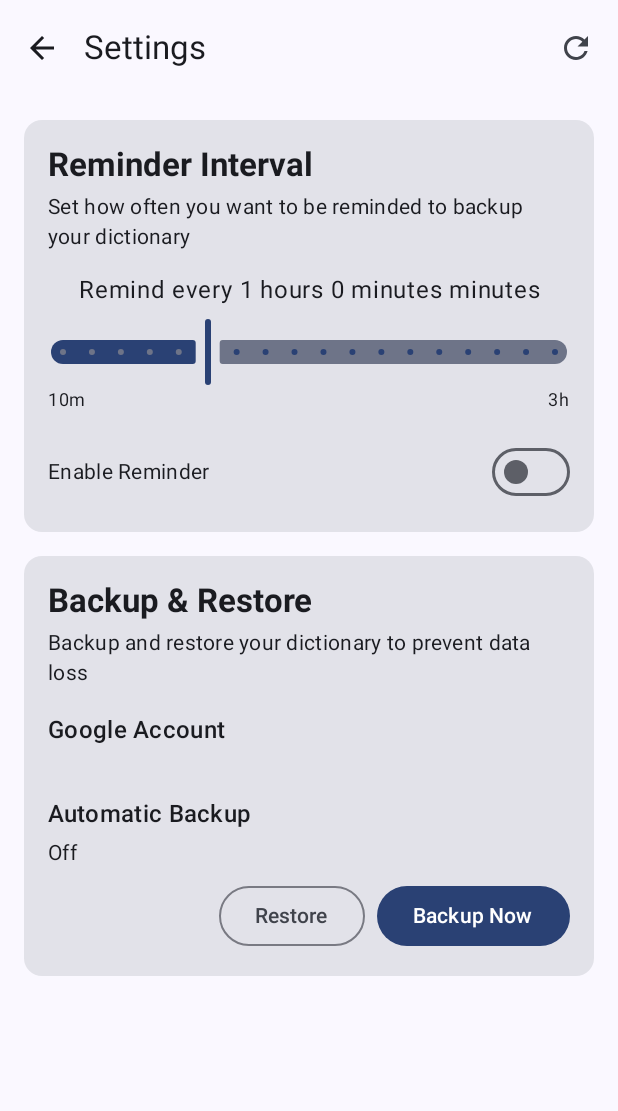
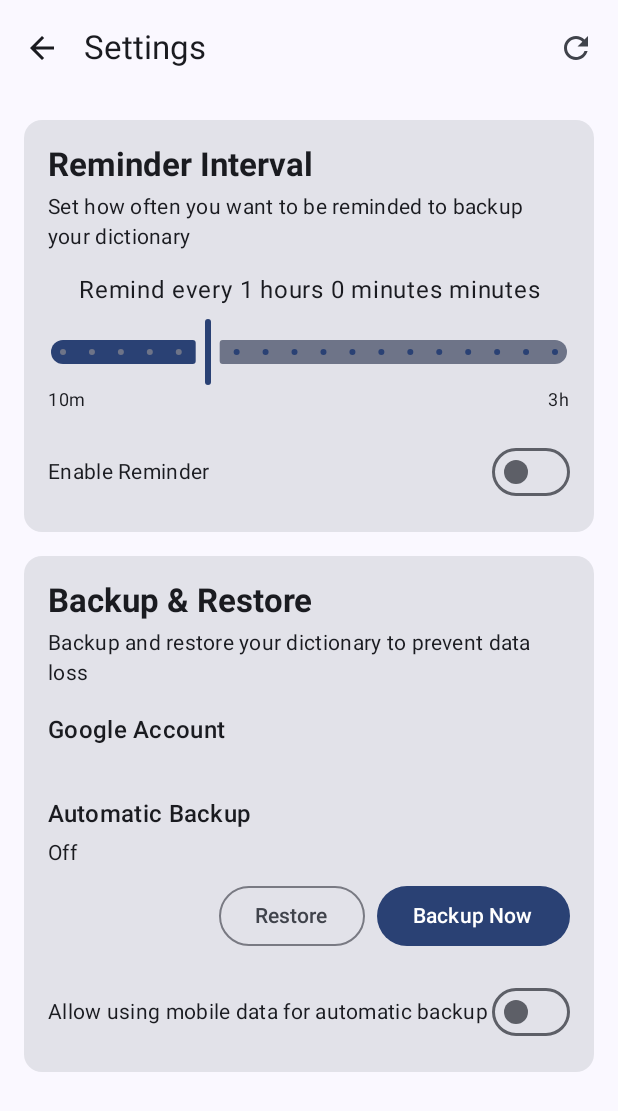
Before and after one commit to mdsadiqueinam/Qamus, an Android app built with Jetpack Compose: the SettingsScreen screen opened through its navigation route, on a phone screen of 412 x 824 dp. Shown: the top 1111 px of the screen. Run offline under Robolectric (Android 15) with nearby library versions, the phone set to English and light mode, and no system bars; our stand-ins replace Dagger/Hilt's generated code, Firebase (no records; nobody signed in at launch, a user with empty details on screens opened directly); libraries missing offline, so code that uses them is left out: com.google.api.client, com.google.api.services; 1 statement that could not run was skipped.

Commit message:
feat: add mobile data usage setting for automatic backup in settings

```diff
--- a/app/src/main/java/io/github/mdsadiqueinam/qamus/data/model/Settings.kt
+++ b/app/src/main/java/io/github/mdsadiqueinam/qamus/data/model/Settings.kt
@@ -10,13 +10,15 @@ import kotlinx.datetime.Instant
  * @property lastBackupVersion The version of the last backup
  * @property isReminderEnabled Whether reminders are enabled
  * @property automaticBackupFrequency The frequency of automatic backups
+ * @property useMobileData Whether to allow using mobile data for automatic backup
  */
 data class Settings(
     val reminderInterval: Int = DEFAULT_REMINDER_INTERVAL,
     val lastBackupAt: Instant? = null,
     val lastBackupVersion: Long = 0,
     val isReminderEnabled: Boolean = false,
-    val automaticBackupFrequency: AutomaticBackupFrequency = AutomaticBackupFrequency.OFF
+    val automaticBackupFrequency: AutomaticBackupFrequency = AutomaticBackupFrequency.OFF,
+    val useMobileData: Boolean = false
 ) {
     companion object {
         // Default reminder interval: 60m minutes
--- a/app/src/main/java/io/github/mdsadiqueinam/qamus/data/repository/SettingsRepository.kt
+++ b/app/src/main/java/io/github/mdsadiqueinam/qamus/data/repository/SettingsRepository.kt
@@ -34,6 +34,7 @@ class SettingsRepository @Inject constructor(
         val LAST_BACKUP_VERSION = longPreferencesKey("last_backup_version")
         val IS_REMINDER_ENABLED = booleanPreferencesKey("is_reminder_enabled")
         val AUTOMATIC_BACKUP_FREQUENCY = stringPreferencesKey("automatic_backup_frequency")
+        val USE_MOBILE_DATA = booleanPreferencesKey("use_mobile_data")
     }
 
     /**
@@ -47,7 +48,8 @@ class SettingsRepository @Inject constructor(
             isReminderEnabled = preferences[PreferencesKeys.IS_REMINDER_ENABLED] == true,
             automaticBackupFrequency = preferences[PreferencesKeys.AUTOMATIC_BACKUP_FREQUENCY]?.let {
                 Settings.AutomaticBackupFrequency.entries.find { freq -> freq.value == it }
-            } ?: Settings.AutomaticBackupFrequency.OFF
+            } ?: Settings.AutomaticBackupFrequency.OFF,
+            useMobileData = preferences[PreferencesKeys.USE_MOBILE_DATA] == true
         )
     }
 
@@ -96,4 +98,13 @@ class SettingsRepository @Inject constructor(
             preferences[PreferencesKeys.AUTOMATIC_BACKUP_FREQUENCY] = frequency.value
         }
     }
+
+    /**
+     * Enable or disable using mobile data for automatic backup.
+     */
+    suspend fun setUseMobileData(isEnabled: Boolean) {
+        context.settingsDataStore.edit { preferences ->
+            preferences[PreferencesKeys.USE_MOBILE_DATA] = isEnabled
+        }
+    }
 }
--- a/app/src/main/java/io/github/mdsadiqueinam/qamus/ui/screen/SettingsScreen.kt
+++ b/app/src/main/java/io/github/mdsadiqueinam/qamus/ui/screen/SettingsScreen.kt
@@ -97,6 +97,7 @@ fun SettingsScreen(
                     onBackupClicked = { viewModel.performBackup(localContext) },
                     onReminderStateChanged = { viewModel.updateReminderState(it) },
                     onAutomaticBackupFrequencyChanged = { viewModel.updateAutomaticBackupFrequency(it) },
+                    onUseMobileDataChanged = { viewModel.updateUseMobileData(it) },
                     signIn = { viewModel.signIn(localContext) },
                     signOut = { viewModel.signOut() },
                     backupRestoreState = uiState.backupRestoreState,
@@ -117,6 +118,7 @@ fun SettingsContent(
     onBackupClicked: () -> Unit,
     onReminderStateChanged: (Boolean) -> Unit,
     onAutomaticBackupFrequencyChanged: (Settings.AutomaticBackupFrequency) -> Unit,
+    onUseMobileDataChanged: (Boolean) -> Unit,
     signIn: () -> Unit,
     signOut: () -> Unit,
     backupRestoreState: BackupRestoreState = BackupRestoreState.Idle,
@@ -156,7 +158,9 @@ fun SettingsContent(
                     signIn = signIn,
                     sinOut = signOut,
                     currentFrequency = settings.automaticBackupFrequency,
-                    onFrequencyChanged = onAutomaticBackupFrequencyChanged
+                    onFrequencyChanged = onAutomaticBackupFrequencyChanged,
+                    useMobileData = settings.useMobileData,
+                    onUseMobileDataChanged = onUseMobileDataChanged
                 )
             })
 
@@ -278,6 +282,8 @@ fun BackupSetting(
     sinOut: () -> Unit,
     currentFrequency: Settings.AutomaticBackupFrequency,
     onFrequencyChanged: (Settings.AutomaticBackupFrequency) -> Unit,
+    useMobileData: Boolean,
+    onUseMobileDataChanged: (Boolean) -> Unit,
     modifier: Modifier = Modifier
 ) {
     val isSignedIn = remember(user) { user != null }
@@ -423,6 +429,25 @@ fun BackupSetting(
                     }
                 }
             }
+
+            Spacer(modifier = Modifier.height(16.dp))
+
+            // Mobile data usage setting
+            Row(
+                modifier = Modifier.fillMaxWidth(),
+                horizontalArrangement = Arrangement.SpaceBetween,
+                verticalAlignment = Alignment.CenterVertically
+            ) {
+                Text(
+                    text = "Allow using mobile data for automatic backup",
+                    style = MaterialTheme.typography.bodyMedium
+                )
+
+                Switch(
+                    checked = useMobileData,
+                    onCheckedChange = onUseMobileDataChanged
+                )
+            }
         }
     } else {
         Column(modifier = modifier.fillMaxWidth()) {
```
Also changed, not shown: app/src/main/java/io/github/mdsadiqueinam/qamus/ui/viewmodel/SettingsViewModel.kt (+13 -0 lines).
